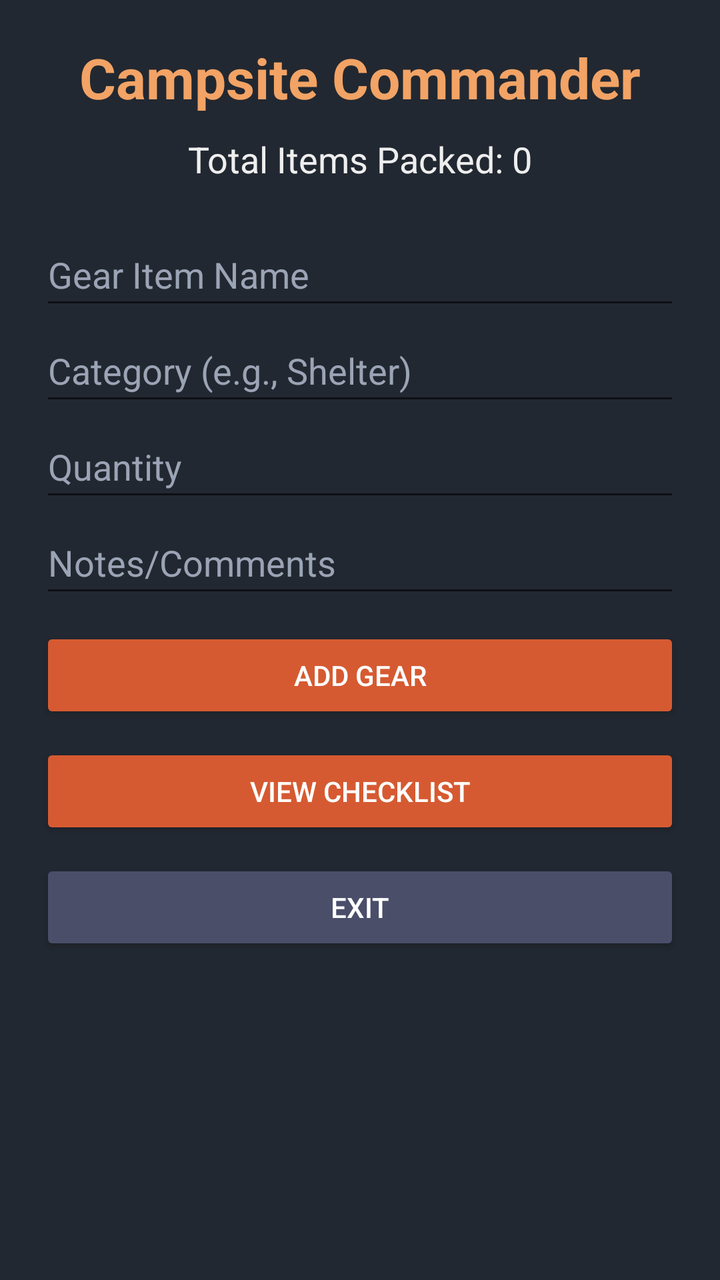
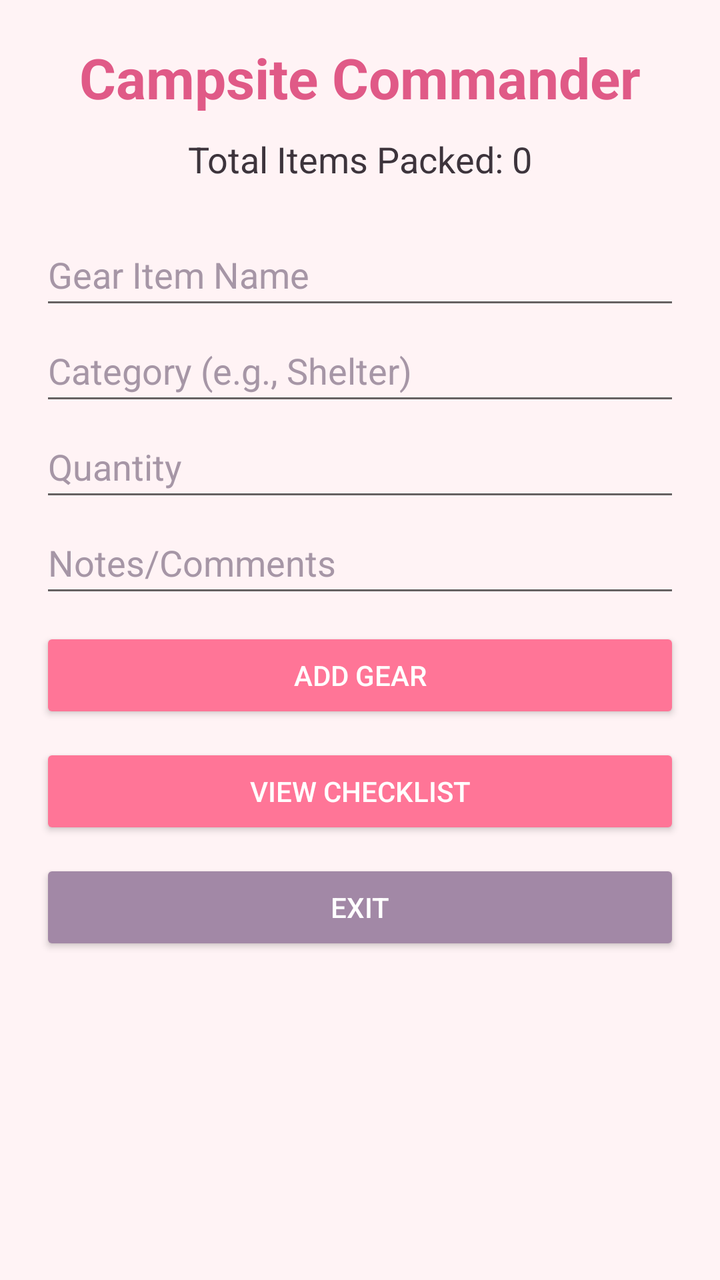

Before-and-after screenshots of an Android layout around one commit, followed by the original layout XML and the change that was made.
<!-- AndroidManifest.xml: activity theme Theme.AppCompat.Light.DarkActionBar -->
<!-- res/layout/activity_main.xml -->
<?xml version="1.0" encoding="utf-8"?>
<ScrollView xmlns:android="http://schemas.android.com/apk/res/android"
  android:layout_width="match_parent"
  android:layout_height="match_parent"
  android:background="#222831" 
  android:fitsSystemWindows="true">

<LinearLayout
  android:layout_width="match_parent"
  android:layout_height="wrap_content"
  android:orientation="vertical"
  android:padding="20dp"
  android:focusable="true"
  android:focusableInTouchMode="true">

<TextView
  android:layout_width="wrap_content"
  android:layout_height="wrap_content"
  android:text="Campsite Commander"
  android:textColor="#F2A365"
  android:textSize="28sp"
  android:textStyle="bold"
  android:layout_gravity="center"
  android:layout_marginBottom="10dp" />

<TextView
  android:id="@+id/txtTotalItems"
  android:layout_width="wrap_content"
  android:layout_height="wrap_content"
  android:text="Total Items Packed: 0"
  android:textColor="#EEEEEE"
  android:textSize="18sp"
  android:layout_gravity="center"
  android:layout_marginBottom="20dp" />

<EditText
  android:id="@+id/edtItem"
  android:layout_width="match_parent"
  android:layout_height="wrap_content"
  android:hint="Gear Item Name"
  android:textColorHint="#9BA4B5"
  android:textColor="#FFFFFF"
  android:minHeight="48dp" />

<EditText
  android:id="@+id/edtCategory"
  android:layout_width="match_parent"
  android:layout_height="wrap_content"
  android:hint="Category (e.g., Shelter)"
  android:textColorHint="#9BA4B5"
  android:textColor="#FFFFFF"
  android:minHeight="48dp" />

<EditText
  android:id="@+id/edtQuantity"
  android:layout_width="match_parent"
  android:layout_height="wrap_content"
  android:hint="Quantity"
  android:inputType="number"
  android:textColorHint="#9BA4B5"
  android:textColor="#FFFFFF"
  android:minHeight="48dp" />

<EditText
  android:id="@+id/edtComments"
  android:layout_width="match_parent"
  android:layout_height="wrap_content"
  android:hint="Notes/Comments"
  android:textColorHint="#9BA4B5"
  android:textColor="#FFFFFF"
  android:minHeight="48dp" />

<Button
  android:id="@+id/btnAdd"
  android:layout_width="match_parent"
  android:layout_height="wrap_content"
  android:text="Add Gear"
  android:backgroundTint="#D65A31" 
  android:textColor="#FFFFFF"
  android:layout_marginTop="10dp" />

<Button
  android:id="@+id/btnView"
  android:layout_width="match_parent"
  android:layout_height="wrap_content"
  android:text="View Checklist"
  android:backgroundTint="#D65A31"
  android:textColor="#FFFFFF"
  android:layout_marginTop="10dp" />

<Button
  android:id="@+id/btnExit"
  android:layout_width="match_parent"
  android:layout_height="wrap_content"
  android:text="Exit"
  android:backgroundTint="#4A4E69" 
  android:textColor="#FFFFFF"
  android:layout_marginTop="10dp" />

    </LinearLayout>

  </ScrollView>
<!-- resources referenced by this layout -->
<resources>

</resources>

<!-- the commit's change to res/layout/activity_main.xml (unified diff, before → after) -->
@@ -1,102 +1,101 @@
 <?xml version="1.0" encoding="utf-8"?>
 <ScrollView xmlns:android="http://schemas.android.com/apk/res/android"
-  android:layout_width="match_parent"
-  android:layout_height="match_parent"
-  android:background="#222831" 
-  android:fitsSystemWindows="true">
+    android:layout_width="match_parent"
+    android:layout_height="match_parent"
+    android:background="#FFF3F5" 
+    android:fitsSystemWindows="true">
 
-<LinearLayout
-  android:layout_width="match_parent"
-  android:layout_height="wrap_content"
-  android:orientation="vertical"
-  android:padding="20dp"
-  android:focusable="true"
-  android:focusableInTouchMode="true">
+    <LinearLayout
+        android:layout_width="match_parent"
+        android:layout_height="wrap_content"
+        android:orientation="vertical"
+        android:padding="20dp"
+        android:focusable="true"
+        android:focusableInTouchMode="true">
 
-<TextView
-  android:layout_width="wrap_content"
-  android:layout_height="wrap_content"
-  android:text="Campsite Commander"
-  android:textColor="#F2A365"
-  android:textSize="28sp"
-  android:textStyle="bold"
-  android:layout_gravity="center"
-  android:layout_marginBottom="10dp" />
+        <TextView
+            android:layout_width="wrap_content"
+            android:layout_height="wrap_content"
+            android:text="Campsite Commander"
+            android:textColor="#E05A87"
+            android:textSize="28sp"
+            android:textStyle="bold"
+            android:layout_gravity="center"
+            android:layout_marginBottom="10dp" />
 
-<TextView
-  android:id="@+id/txtTotalItems"
-  android:layout_width="wrap_content"
-  android:layout_height="wrap_content"
-  android:text="Total Items Packed: 0"
-  android:textColor="#EEEEEE"
-  android:textSize="18sp"
-  android:layout_gravity="center"
-  android:layout_marginBottom="20dp" />
+        <TextView
+            android:id="@+id/txtTotalItems"
+            android:layout_width="wrap_content"
+            android:layout_height="wrap_content"
+            android:text="Total Items Packed: 0"
+            android:textColor="#3D343C"
+            android:textSize="18sp"
+            android:layout_gravity="center"
+            android:layout_marginBottom="20dp" />
 
-<EditText
-  android:id="@+id/edtItem"
-  android:layout_width="match_parent"
-  android:layout_height="wrap_content"
-  android:hint="Gear Item Name"
-  android:textColorHint="#9BA4B5"
-  android:textColor="#FFFFFF"
-  android:minHeight="48dp" />
+        <EditText
+            android:id="@+id/edtItem"
+            android:layout_width="match_parent"
+            android:layout_height="wrap_content"
+            android:hint="Gear Item Name"
+            android:textColorHint="#A696A6"
+            android:textColor="#3D343C"
+            android:minHeight="48dp" />
 
-<EditText
-  android:id="@+id/edtCategory"
-  android:layout_width="match_parent"
-  android:layout_height="wrap_content"
-  android:hint="Category (e.g., Shelter)"
-  android:textColorHint="#9BA4B5"
-  android:textColor="#FFFFFF"
-  android:minHeight="48dp" />
+        <EditText
+            android:id="@+id/edtCategory"
+            android:layout_width="match_parent"
+            android:layout_height="wrap_content"
+            android:hint="Category (e.g., Shelter)"
+            android:textColorHint="#A696A6"
+            android:textColor="#3D343C"
+            android:minHeight="48dp" />
 
-<EditText
-  android:id="@+id/edtQuantity"
-  android:layout_width="match_parent"
-  android:layout_height="wrap_content"
-  android:hint="Quantity"
-  android:inputType="number"
-  android:textColorHint="#9BA4B5"
-  android:textColor="#FFFFFF"
-  android:minHeight="48dp" />
+        <EditText
+            android:id="@+id/edtQuantity"
+            android:layout_width="match_parent"
+            android:layout_height="wrap_content"
+            android:hint="Quantity"
+            android:inputType="number"
+            android:textColorHint="#A696A6"
+            android:textColor="#3D343C"
+            android:minHeight="48dp" />
 
-<EditText
-  android:id="@+id/edtComments"
-  android:layout_width="match_parent"
-  android:layout_height="wrap_content"
-  android:hint="Notes/Comments"
-  android:textColorHint="#9BA4B5"
-  android:textColor="#FFFFFF"
-  android:minHeight="48dp" />
+        <EditText
+            android:id="@+id/edtComments"
+            android:layout_width="match_parent"
+            android:layout_height="wrap_content"
+            android:hint="Notes/Comments"
+            android:textColorHint="#A696A6"
+            android:textColor="#3D343C"
+            android:minHeight="48dp" />
 
-<Button
-  android:id="@+id/btnAdd"
-  android:layout_width="match_parent"
-  android:layout_height="wrap_content"
-  android:text="Add Gear"
-  android:backgroundTint="#D65A31" 
-  android:textColor="#FFFFFF"
-  android:layout_marginTop="10dp" />
+        <Button
+            android:id="@+id/btnAdd"
+            android:layout_width="match_parent"
+            android:layout_height="wrap_content"
+            android:text="Add Gear"
+            android:backgroundTint="#FF7597" 
+            android:textColor="#FFFFFF"
+            android:layout_marginTop="10dp" />
 
-<Button
-  android:id="@+id/btnView"
-  android:layout_width="match_parent"
-  android:layout_height="wrap_content"
-  android:text="View Checklist"
-  android:backgroundTint="#D65A31"
-  android:textColor="#FFFFFF"
-  android:layout_marginTop="10dp" />
+        <Button
+            android:id="@+id/btnView"
+            android:layout_width="match_parent"
+            android:layout_height="wrap_content"
+            android:text="View Checklist"
+            android:backgroundTint="#FF7597"
+            android:textColor="#FFFFFF"
+            android:layout_marginTop="10dp" />
 
-<Button
-  android:id="@+id/btnExit"
-  android:layout_width="match_parent"
-  android:layout_height="wrap_content"
-  android:text="Exit"
-  android:backgroundTint="#4A4E69" 
-  android:textColor="#FFFFFF"
-  android:layout_marginTop="10dp" />
+        <Button
+            android:id="@+id/btnExit"
+            android:layout_width="match_parent"
+            android:layout_height="wrap_content"
+            android:text="Exit"
+            android:backgroundTint="#A288A6" 
+            android:textColor="#FFFFFF"
+            android:layout_marginTop="10dp" />
 
     </LinearLayout>
-
-  </ScrollView>
+</ScrollView>
